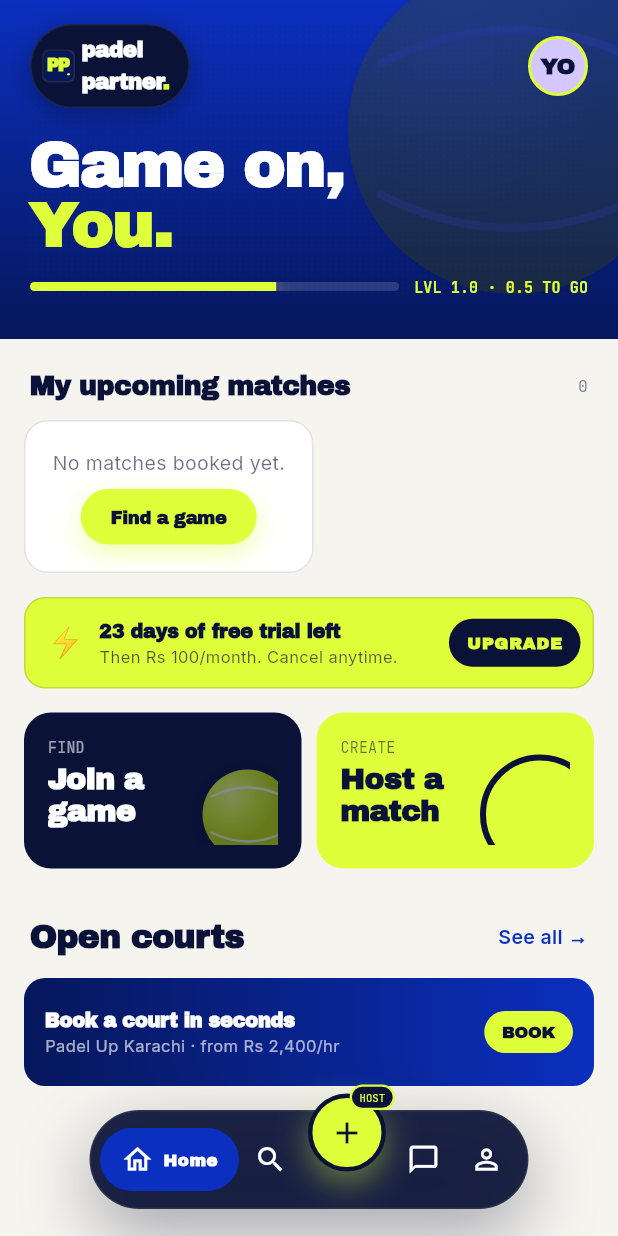
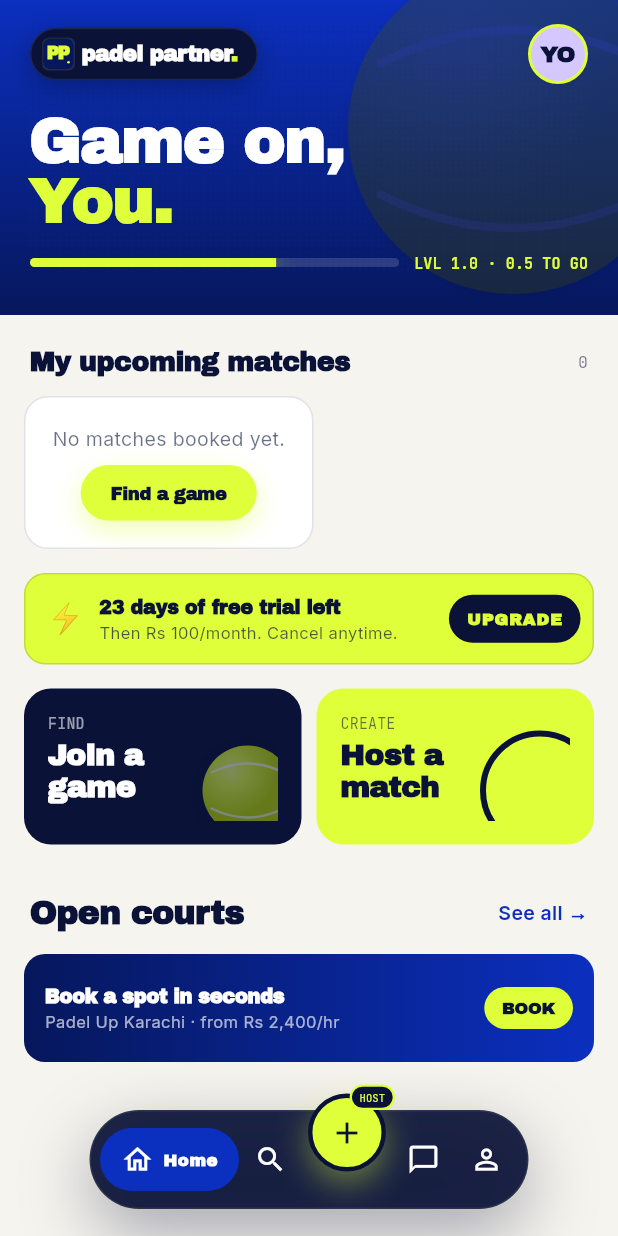
Before and after one commit to jointtpk/padel-partner, a Flutter app: the HomeScreen screen opened by its route, on a phone screen of 412 x 824 dp. Run offline on Flutter 3.47's test engine with Material 3 defaults, Android fonts, the phone set to English and light mode, and no system bars; our stand-ins replace firebase_core, get, google_fonts, google_maps_flutter, image_picker, pinput and 1 more; accounts and stored records are empty.

Commit message:
Fix browse, home reactivity, logo, copy, and add map link field
- Browse _FilterRow: the outer Obx wrapped a ListView whose
  itemBuilder reads selected.value lazily. Reactive reads inside a
  deferred closure don't register with the outer Obx, so it threw
  'improper use of GetX' on every rebuild. Fixed by pulling
  selected.value into a local inside the Obx callback.
- Home _buildUpcoming: explicitly read .length on bookings and
  hostedGames so the enclosing Obx subscribes even when both lists
  are empty (RxList iteration of an empty list doesn't always
  register a dependency).
- pp_logo: title is now a single horizontal line ('padel partner.')
  instead of stacked 'padel' / 'partner.'.
- ad_banner: 'Book a court in seconds' -> 'Book a spot in seconds'.
- Game model: added optional mapLink field with copyWith / toMap /
  fromMap support so a host can attach a Google Maps URL.
- Host screen step 1: new 'Or paste a Google Maps link (optional)'
  text field below the pin picker, wired into ctrl.mapLinkCtrl and
  saved to Game.mapLink on publish.

```diff
--- a/lib/core/models/game.dart
+++ b/lib/core/models/game.dart
@@ -21,6 +21,7 @@ class Game {
     this.address,
     this.pinLat,
     this.pinLng,
+    this.mapLink,
     this.autoApprove = false,
   });
 
@@ -45,6 +46,7 @@ class Game {
   final String? address;
   final double? pinLat;
   final double? pinLng;
+  final String? mapLink;
   final bool autoApprove;
 
   Game copyWith({
@@ -53,7 +55,7 @@ class Game {
     int? spots, int? total, String? hostId, List<String>? playerIds,
     String? vibe, String? court, String? weather, bool? hot,
     int? totalCost, String? address, double? pinLat, double? pinLng,
-    bool? autoApprove,
+    String? mapLink, bool? autoApprove,
   }) =>
       Game(
         id: id ?? this.id,
@@ -77,6 +79,7 @@ class Game {
         address: address ?? this.address,
         pinLat: pinLat ?? this.pinLat,
         pinLng: pinLng ?? this.pinLng,
+        mapLink: mapLink ?? this.mapLink,
         autoApprove: autoApprove ?? this.autoApprove,
       );
 
@@ -87,7 +90,8 @@ class Game {
         'hostId': hostId, 'playerIds': playerIds, 'vibe': vibe,
         'court': court, 'weather': weather, 'hot': hot,
         'totalCost': totalCost, 'address': address,
-        'pinLat': pinLat, 'pinLng': pinLng, 'autoApprove': autoApprove,
+        'pinLat': pinLat, 'pinLng': pinLng,
+        'mapLink': mapLink, 'autoApprove': autoApprove,
       };
 
   factory Game.fromMap(Map<String, dynamic> m) => Game(
@@ -112,6 +116,7 @@ class Game {
         address: m['address'],
         pinLat: (m['pinLat'] as num?)?.toDouble(),
         pinLng: (m['pinLng'] as num?)?.toDouble(),
+        mapLink: m['mapLink'] as String?,
         autoApprove: m['autoApprove'] ?? false,
       );
 }
--- a/lib/core/widgets/ad_banner.dart
+++ b/lib/core/widgets/ad_banner.dart
@@ -86,7 +86,7 @@ class _CourtAd extends StatelessWidget {
               mainAxisAlignment: MainAxisAlignment.center,
               crossAxisAlignment: CrossAxisAlignment.start,
               children: [
-                Text('Book a court in seconds', style: AppFonts.display(13, color: Colors.white)),
+                Text('Book a spot in seconds', style: AppFonts.display(13, color: Colors.white)),
                 Text('Padel Up Karachi · from Rs 2,400/hr', style: AppFonts.body(11, color: Colors.white.withOpacity(0.65))),
               ],
             ),
--- a/lib/core/widgets/pp_logo.dart
+++ b/lib/core/widgets/pp_logo.dart
@@ -60,17 +60,13 @@ class PPLogo extends StatelessWidget {
 
     return Row(
       mainAxisSize: MainAxisSize.min,
+      crossAxisAlignment: CrossAxisAlignment.center,
       children: [
         tile,
         SizedBox(width: size * 0.28),
-        Column(
-          mainAxisSize: MainAxisSize.min,
-          crossAxisAlignment: CrossAxisAlignment.start,
-          children: [
-            Text('padel', style: AppFonts.display(size * 0.72, color: fg, letterSpacing: -0.03 * size * 0.72)),
         Text.rich(
           TextSpan(
-                text: 'partner',
+            text: 'padel partner',
             style: AppFonts.display(size * 0.72, color: fg, letterSpacing: -0.03 * size * 0.72),
             children: [
               TextSpan(
@@ -81,8 +77,6 @@ class PPLogo extends StatelessWidget {
           ),
         ),
       ],
-        ),
-      ],
     );
   }
 }
--- a/lib/screens/home/home_screen.dart
+++ b/lib/screens/home/home_screen.dart
@@ -314,6 +314,13 @@ class _UpcomingSection extends StatelessWidget {
   }
 
   List<_UpcomingItem> _buildUpcoming(AppController store) {
+    // Touch the reactive lists explicitly so the enclosing Obx
+    // re-runs whenever bookings or hostedGames change.
+    // ignore: unused_local_variable
+    final bookingsLen = store.bookings.length;
+    // ignore: unused_local_variable
+    final hostedLen = store.hostedGames.length;
+
     final items = <_UpcomingItem>[];
     for (final b in store.bookings) {
       final g = kGames.firstWhereOrNull((g) => g.id == b.gameId) ??
```
Also changed, not shown: lib/screens/browse/browse_screen.dart (+8 -3 lines), lib/screens/host/host_screen.dart (+13 -0 lines), 1 other file. Lines whose indentation alone changed are shown as unchanged.
